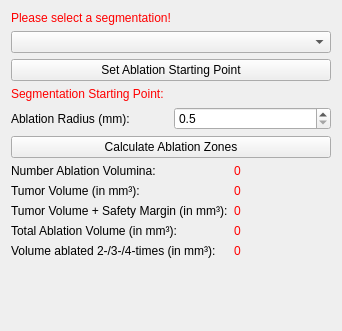
Qt form Plugins/org.mitk.gui.qt.ablationplanning/src/internal/QmitkAblationPlanningViewControls.ui (alaansheikhani/MITK) before a commit.
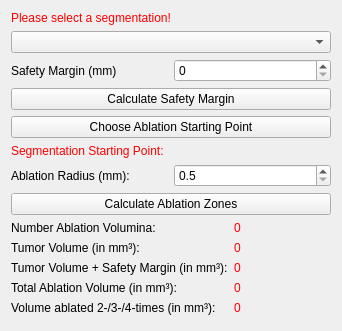
The same form after that commit. Icons and pictures are not drawn. Custom widgets are drawn as their Qt base class.

Commit message: Added possibility to calculate/modify/show the safety margin of the tumor tissue. Hint: The safety margin is not considered yet when calculating the ablation zones. This must be done in the next step.

What changed in the file:
```diff
--- a/Plugins/org.mitk.gui.qt.ablationplanning/src/internal/QmitkAblationPlanningViewControls.ui
+++ b/Plugins/org.mitk.gui.qt.ablationplanning/src/internal/QmitkAblationPlanningViewControls.ui
@@ -40,13 +40,41 @@
      </property>
     </widget>
    </item>
+   <item>
+    <layout class="QHBoxLayout" name="horizontalLayout_2">
+     <property name="topMargin">
+      <number>0</number>
+     </property>
+     <item>
+      <widget class="QLabel" name="safetyMarginLabel">
+       <property name="text">
+        <string>Safety Margin (mm)</string>
+       </property>
+      </widget>
+     </item>
+     <item>
+      <widget class="QSpinBox" name="safetyMarginSpinBox">
+       <property name="maximum">
+        <number>20</number>
+       </property>
+      </widget>
+     </item>
+    </layout>
+   </item>
+   <item>
+    <widget class="QPushButton" name="calculateSafetyMarginPushButton">
+     <property name="text">
+      <string>Calculate Safety Margin</string>
+     </property>
+    </widget>
+   </item>
    <item>
     <widget class="QPushButton" name="ablationStartingPointPushButton">
      <property name="toolTip">
       <string>Do image processing</string>
      </property>
      <property name="text">
-      <string>Set Ablation Starting Point</string>
+      <string>Choose Ablation Starting Point</string>
      </property>
     </widget>
    </item>
```
The commit also changes 2 other files.
